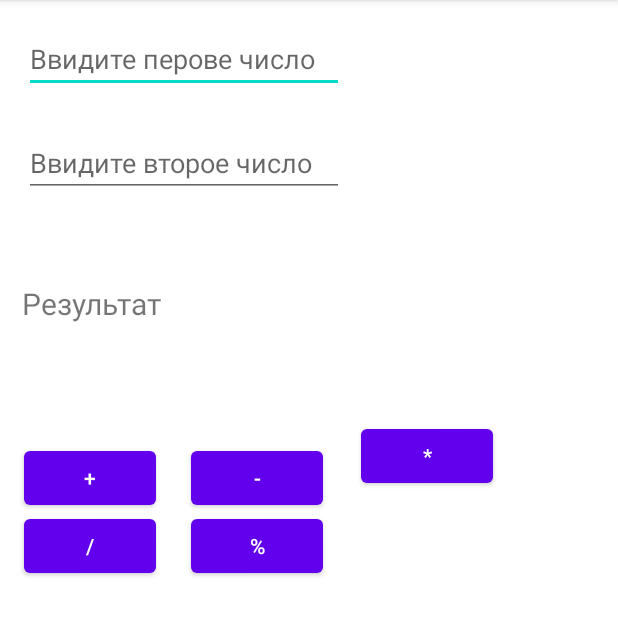
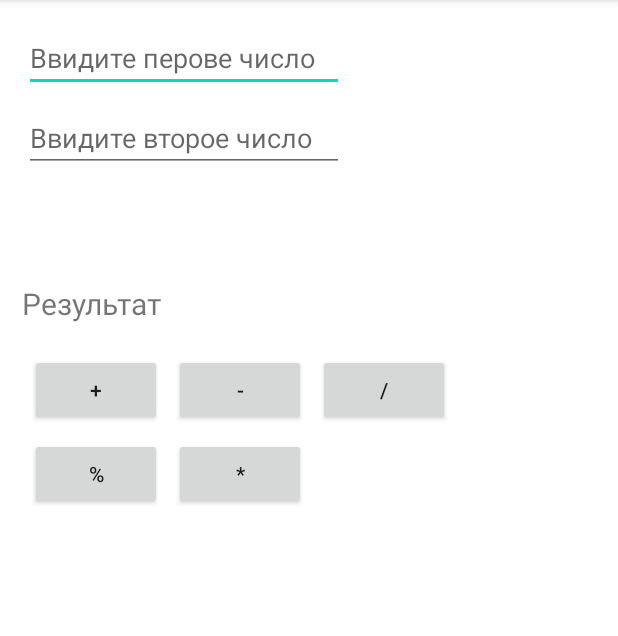
Before and after one commit to 1Malevolence1/Number, an Android app: the screen it shows after launch (MainActivity), after a tap on an icon or button, on a phone screen of 412 x 824 dp, the part 84-720 px from its top. Run offline under Robolectric (Android 15) with nearby library versions, the phone set to English and light mode, and no system bars; 2 statements that could not run were skipped.

Commit message:
refactor and clean code

```diff
--- a/app/build.gradle
+++ b/app/build.gradle
@@ -8,7 +8,7 @@ android {
 
     defaultConfig {
         applicationId "com.example.myapplication1"
-        minSdkVersion 16
+        minSdkVersion 21
         targetSdkVersion 30
         versionCode 1
         versionName "1.0"
--- /dev/null
+++ b/app/src/main/java/com/example/myapplication1/Calculator.java
@@ -0,0 +1,5 @@
+package com.example.myapplication1;
+
+public interface Calculator {
+    float result();
+}
--- a/app/src/main/java/com/example/myapplication1/MainActivity.java
+++ b/app/src/main/java/com/example/myapplication1/MainActivity.java
@@ -1,88 +1,39 @@
- package com.example.myapplication1;
+package com.example.myapplication1;
+
+import android.os.Bundle;
+import android.view.ViewGroup;
+import android.widget.EditText;
+import android.widget.TextView;
 
 import androidx.appcompat.app.AppCompatActivity;
 
-import android.os.Bundle;
-import android.view.View;
-import android.widget.EditText;
-import android.widget.TextView;
-
 public class MainActivity extends AppCompatActivity {
+    private EditText mNum1;
+    private EditText mNum2;
+    private TextView mResultView;
+    private ViewGroup mMathOperations;
 
     @Override
     protected void onCreate(Bundle savedInstanceState) {
         super.onCreate(savedInstanceState);
         setContentView(R.layout.activity_main);
+
+        mNum1 = findViewById(R.id.ed_num1);
+        mNum2 = findViewById(R.id.ed_num2);
+        mResultView = findViewById(R.id.Result);
+        mMathOperations = findViewById(R.id.math_operations);
+
+        for (int i = 0; i < mMathOperations.getChildCount(); i++) {
+
+            mMathOperations.getChildAt(i).setOnClickListener(v -> {
+                Calculator calculator = new Calculation(
+                        Float.parseFloat(mNum1.getText().toString()),
+                        Float.parseFloat(mNum2.getText().toString()),
+                        ((MathButton) v).mathOperation()
+                );
+
+                mResultView.setText(String.valueOf(calculator.result()));
+            });
+        }
     }
-
-    //////////////////////////////////////Код для нахождения  суммы/////////////////////////////////
-    public void onButtonClickSum(View v) {
-        EditText el1 = (EditText) findViewById(R.id.ed_num1);
-        EditText el2 = (EditText) findViewById(R.id.ed_num2);
-        TextView resText = (TextView) findViewById(R.id.Result);
-
-        int number1 = Integer.parseInt(el1.getText().toString());
-        int number2 = Integer.parseInt(el2.getText().toString());
-        int resSum = number1 + number2;
-        resText.setText(Integer.toString(resSum));
-////////////////////////////////////////////////////////////////////////////////////////////////////
-
-////////////////////////////Код для нахождения  разности////////////////////////////////////////////
-    }
-
-    public void onButtonClickDifference(View v) {
-        EditText el1 = (EditText) findViewById(R.id.ed_num1);
-        EditText el2 = (EditText) findViewById(R.id.ed_num2);
-        TextView resText = (TextView) findViewById(R.id.Result);
-
-        int number1 = Integer.parseInt(el1.getText().toString());
-        int number2 = Integer.parseInt(el2.getText().toString());
-        int resDifference = number1 - number2;
-        resText.setText(Integer.toString(resDifference));
-    }
-////////////////////////////////////////////////////////////////////////////////////////////////////
-
-    ////////////////////////////Код для нахождения  умножения///////////////////////////////////////
-    public void onButtonClickMultiplication(View v) {
-        EditText el1 = (EditText) findViewById(R.id.ed_num1);
-        EditText el2 = (EditText) findViewById(R.id.ed_num2);
-        TextView resText = (TextView) findViewById(R.id.Result);
-
-        int number1 = Integer.parseInt(el1.getText().toString());
-        int number2 = Integer.parseInt(el2.getText().toString());
-        int resMultiplication = number1 * number2;
-        resText.setText(Integer.toString(resMultiplication));
-    }
-////////////////////////////////////////////////////////////////////////////////////////////////////
-
-
-/////////////////////////Код для нахождения деления/////////////////////////////////////////////////
-    public void onButtonClickDivision(View v) {
-        EditText el1 = (EditText) findViewById(R.id.ed_num1);
-        EditText el2 = (EditText) findViewById(R.id.ed_num2);
-        TextView resText = (TextView) findViewById(R.id.Result);
-
-        int number1 = Integer.parseInt(el1.getText().toString());
-        int number2 = Integer.parseInt(el2.getText().toString());
-        int resDivision = number1 / number2;
-        resText.setText(Integer.toString(resDivision));
-
-    }
-
-////////////////////////////////////////////////////////////////////////////////////////////////////
-
-////////////////////////////////////Код для нахождения остатка//////////////////////////////////////
-
-    public  void  onButtonClickRemains(View v) {
-        EditText el1 = (EditText) findViewById(R.id.ed_num1);
-        EditText el2 = (EditText) findViewById(R.id.ed_num2);
-        TextView resText = (TextView) findViewById(R.id.Result);
-
-        int number1 = Integer.parseInt(el1.getText().toString());
-        int number2 = Integer.parseInt(el2.getText().toString());
-        int resRemains = number1 % number2;
-        resText.setText(Integer.toString(resRemains));
-
-    }
-////////////////////////////////////////////////////////////////////////////////////////////////////
 }
--- /dev/null
+++ b/app/src/main/java/com/example/myapplication1/MathButton.java
@@ -0,0 +1,29 @@
+package com.example.myapplication1;
+
+import android.content.Context;
+import android.content.res.TypedArray;
+import android.util.AttributeSet;
+import android.util.Log;
+
+public class MathButton extends androidx.appcompat.widget.AppCompatButton {
+    private MathOperations mOperations;
+
+    public MathButton(Context context, AttributeSet attrs) {
+        super(context, attrs);
+        TypedArray attributes = context
+                .getTheme()
+                .obtainStyledAttributes(attrs, R.styleable.MathButton, 0, 0);
+        try {
+            int mathIndex = attributes.getInt(R.styleable.MathButton_mathOperation,
+                    0);
+            Log.d("MathButton", String.valueOf(mathIndex));
+            mOperations = MathOperations.values()[mathIndex];
+        } finally {
+            attributes.recycle();
+        }
+    }
+
+    public MathOperations mathOperation() {
+        return mOperations;
+    }
+}
--- /dev/null
+++ b/app/src/main/java/com/example/myapplication1/MathOperations.java
@@ -0,0 +1,3 @@
+package com.example.myapplication1;
+
+public enum MathOperations {ADD, SUBTRACT, DIVISION, MULTIPLY, REMAINS}
--- /dev/null
+++ b/app/src/main/java/com/example/myapplication1/Operation.java
@@ -0,0 +1,5 @@
+package com.example.myapplication1;
+
+public interface Operation {
+    float calculate(float num1, float num2);
+}
--- a/app/src/main/res/layout/activity_main.xml
+++ b/app/src/main/res/layout/activity_main.xml
@@ -6,38 +6,28 @@
     android:layout_height="match_parent"
     tools:context=".MainActivity">
 
-
-
-
     <EditText
         android:id="@+id/ed_num1"
         android:layout_width="wrap_content"
         android:layout_height="wrap_content"
+        android:layout_marginStart="16dp"
+        android:layout_marginTop="16dp"
         android:ems="10"
+        android:hint="Ввидите перове число"
         android:inputType="number"
-        android:hint="Ввидите перове число"
-        app:layout_constraintBottom_toBottomOf="parent"
-        app:layout_constraintHorizontal_bias="0.079"
-        app:layout_constraintLeft_toLeftOf="parent"
-        app:layout_constraintRight_toRightOf="parent"
-        app:layout_constraintTop_toTopOf="parent"
-        app:layout_constraintVertical_bias="0.023" />
-
+        app:layout_constraintStart_toStartOf="parent"
+        app:layout_constraintTop_toTopOf="parent" />
 
     <EditText
         android:id="@+id/ed_num2"
         android:layout_width="wrap_content"
         android:layout_height="wrap_content"
+        android:layout_marginTop="8dp"
         android:ems="10"
+        android:hint="Ввидите второе число"
         android:inputType="number"
-        android:hint="Ввидите второе число"
-        app:layout_constraintBottom_toBottomOf="parent"
-        app:layout_constraintHorizontal_bias="0.079"
-        app:layout_constraintLeft_toLeftOf="parent"
-        app:layout_constraintRight_toRightOf="parent"
-        app:layout_constraintTop_toTopOf="parent"
-        app:layout_constraintVertical_bias="0.119" />
-
+        app:layout_constraintStart_toStartOf="@id/ed_num1"
+        app:layout_constraintTop_toBottomOf="@id/ed_num1" />
 
     <TextView
         android:id="@+id/Result"
@@ -52,67 +42,56 @@
         app:layout_constraintTop_toTopOf="parent"
         app:layout_constraintVertical_bias="0.255" />
 
-    <Button
+    <GridLayout
+        android:id="@+id/math_operations"
+        android:layout_width="match_parent"
+        android:layout_height="wrap_content"
+        android:layout_margin="16dp"
+        android:columnCount="3"
+        android:rowCount="2"
+        app:layout_constraintEnd_toEndOf="parent"
+        app:layout_constraintStart_toStartOf="parent"
+        app:layout_constraintTop_toBottomOf="@id/Result">
+
+        <com.example.myapplication1.MathButton
             android:id="@+id/b_Sum"
             android:layout_width="wrap_content"
             android:layout_height="wrap_content"
-        android:onClick="onButtonClickSum"
-        android:text="+"
-        app:layout_constraintBottom_toBottomOf="parent"
-        app:layout_constraintHorizontal_bias="0.049"
-        app:layout_constraintLeft_toLeftOf="parent"
-        app:layout_constraintRight_toRightOf="parent"
-        app:layout_constraintTop_toTopOf="parent"
-        app:layout_constraintVertical_bias="0.409" />
+            android:layout_margin="4dp"
+            app:mathOperation="ADD"
+            android:text="+" />
 
-    <Button
+        <com.example.myapplication1.MathButton
             android:id="@+id/b_Difference"
             android:layout_width="wrap_content"
             android:layout_height="wrap_content"
-        android:onClick="onButtonClickDifference"
-        android:text="-"
-        app:layout_constraintBottom_toBottomOf="parent"
-        app:layout_constraintHorizontal_bias="0.393"
-        app:layout_constraintLeft_toLeftOf="parent"
-        app:layout_constraintRight_toRightOf="parent"
-        app:layout_constraintTop_toTopOf="parent"
-        app:layout_constraintVertical_bias="0.409" />
+            android:layout_margin="4dp"
+            app:mathOperation="SUBTRACT"
+            android:text="-" />
 
-    <Button
+        <com.example.myapplication1.MathButton
             android:id="@+id/b_Division"
             android:layout_width="wrap_content"
             android:layout_height="wrap_content"
-        android:layout_marginTop="340dp"
-        android:onClick="onButtonClickDivision"
-        android:text="/"
-        app:layout_constraintHorizontal_bias="0.049"
-        app:layout_constraintLeft_toLeftOf="parent"
-        app:layout_constraintRight_toRightOf="parent"
-        app:layout_constraintTop_toTopOf="parent" />
+            android:layout_margin="4dp"
+            app:mathOperation="DIVISION"
+            android:text="/" />
 
-    <Button
+        <com.example.myapplication1.MathButton
             android:id="@+id/b_Remains"
             android:layout_width="wrap_content"
             android:layout_height="wrap_content"
-        android:layout_marginTop="340dp"
-        android:onClick="onButtonClickRemains"
-        android:text="%"
-        app:layout_constraintHorizontal_bias="0.393"
-        app:layout_constraintLeft_toLeftOf="parent"
-        app:layout_constraintRight_toRightOf="parent"
-        app:layout_constraintTop_toTopOf="parent" />
+            android:layout_margin="4dp"
+            app:mathOperation="REMAINS"
+            android:text="%" />
 
-    <Button
+        <com.example.myapplication1.MathButton
             android:id="@+id/b_Multiplication"
             android:layout_width="wrap_content"
             android:layout_height="wrap_content"
-        android:layout_marginTop="280dp"
-        android:onClick="onButtonClickMultiplication"
-        android:text="*"
-        app:layout_constraintHorizontal_bias="0.743"
-        app:layout_constraintLeft_toLeftOf="parent"
-        app:layout_constraintRight_toRightOf="parent"
-        app:layout_constraintTop_toTopOf="parent"
-        tools:text="*" />
+            android:layout_margin="4dp"
+            app:mathOperation="MULTIPLY"
+            android:text="*" />
+    </GridLayout>
 
 </androidx.constraintlayout.widget.ConstraintLayout>
```
Also changed, not shown: app/src/main/java/com/example/myapplication1/Calculation.java (added, +18 -0 lines), app/src/main/java/com/example/myapplication1/MathOperation.java (added, +35 -0 lines), app/src/main/res/values/attrs.xml (added, +12 -0 lines). Lines whose indentation alone changed are shown as unchanged.
